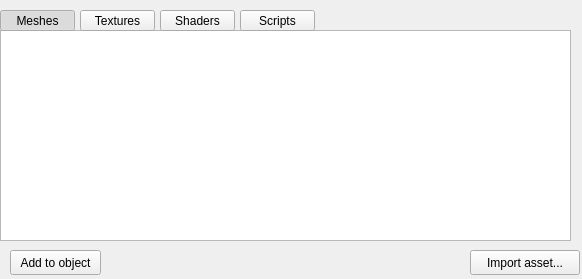
Above: Editor/assetwidget.ui from gnleece/Dogwood before the change. Below: the same form after it.
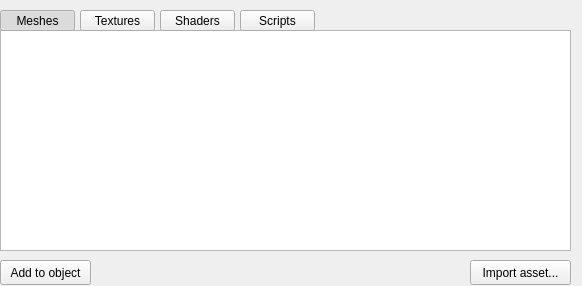
That is the form after the change.

Commit message: Small alignment/formatting tweaks for main editor window

Diff of the .ui file:
```diff
--- a/Editor/assetwidget.ui
+++ b/Editor/assetwidget.ui
@@ -7,7 +7,7 @@
     <x>0</x>
     <y>0</y>
     <width>582</width>
-    <height>279</height>
+    <height>286</height>
    </rect>
   </property>
   <property name="windowTitle">
@@ -17,8 +17,8 @@
    <property name="geometry">
     <rect>
      <x>470</x>
-     <y>250</y>
-     <width>110</width>
+     <y>260</y>
+     <width>101</width>
      <height>25</height>
     </rect>
    </property>
@@ -32,7 +32,7 @@
      <x>0</x>
      <y>30</y>
      <width>571</width>
-     <height>211</height>
+     <height>221</height>
     </rect>
    </property>
    <attribute name="horizontalHeaderVisible">
@@ -115,8 +115,8 @@
   <widget class="QPushButton" name="addButton">
    <property name="geometry">
     <rect>
-     <x>10</x>
-     <y>250</y>
+     <x>0</x>
+     <y>260</y>
      <width>91</width>
      <height>25</height>
     </rect>
```
The commit also changes 1 other file.
